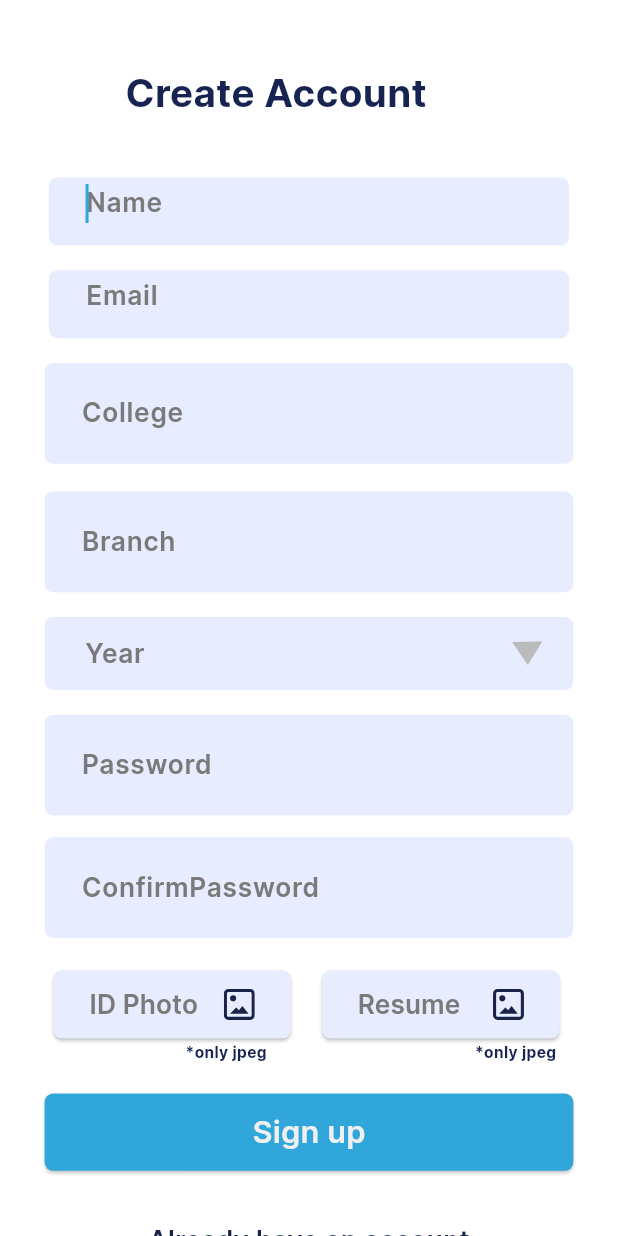
After one commit to sandeshshinde30/EduConsult, a Flutter app: the RegistrationScreenConsultantScreen screen opened by its route, on a phone screen of 412 x 824 dp. The commit adds this screen. Run offline on Flutter 3.47's test engine with Material 3 defaults, Android fonts, the phone set to English and light mode, and no system bars; our stand-ins replace cached_network_image, flutter_svg, shared_preferences; accounts and stored records are empty; network calls fail.

Commit message:
Consultant Registration feature added

```diff
--- a/EduConsult/lib/core/utils/image_constant.dart
+++ b/EduConsult/lib/core/utils/image_constant.dart
@@ -65,4 +65,8 @@ class ImageConstant {
 
   static String imgNavRequests = '$imagePath/img_nav_requests.svg';
 
+  static String imgRefresh = '$imagePath/img_refresh.svg';
+
+  static String imgUserBlueGray900 = '$imagePath/img_user_blue_gray_900.svg';
+
 }
--- a/EduConsult/lib/main.dart
+++ b/EduConsult/lib/main.dart
@@ -10,7 +10,6 @@ void main() {
     DeviceOrientation.portraitUp,
   ]);
 
-  ///Please update theme as per your need if required.
   ThemeHelper().changeTheme('primary');
   runApp(MyApp());
 }
--- a/EduConsult/lib/presentation/home_screen_consultee_screen/home_screen_consultee_screen.dart
+++ b/EduConsult/lib/presentation/home_screen_consultee_screen/home_screen_consultee_screen.dart
@@ -16,7 +16,7 @@ class _HomeScreenConsulteeScreenState extends State<HomeScreenConsulteeScreen> {
   GlobalKey<NavigatorState> navigatorKey = GlobalKey();
 
   late SharedPreferences prefCheckLogin;
-  var name = "";
+  var name;
 
   @override
   void initState() {
@@ -26,7 +26,9 @@ class _HomeScreenConsulteeScreenState extends State<HomeScreenConsulteeScreen> {
 
   Future<void> initializePreferences() async {
     prefCheckLogin  = await SharedPreferences.getInstance();
-    name = prefCheckLogin.getString("name")!;
+    setState(() {
+      name = prefCheckLogin.getString("name")!;
+    });
   }
 
   @override
--- /dev/null
+++ b/EduConsult/lib/presentation/registration_screen_consultant_screen/registration_screen_consultant_screen.dart
@@ -0,0 +1,317 @@
+import 'package:educonsult/widgets/custom_text_form_field.dart';
+import 'package:educonsult/widgets/custom_elevated_button.dart';
+import 'package:flutter/material.dart';
+import 'package:educonsult/core/app_export.dart';
+
+class RegistrationScreenConsultantScreen extends StatelessWidget {
+  RegistrationScreenConsultantScreen({Key? key})
+      : super(
+          key: key,
+        );
+
+  TextEditingController nameController = TextEditingController();
+
+  TextEditingController emailController = TextEditingController();
+
+  TextEditingController collegeController = TextEditingController();
+
+  TextEditingController branchController = TextEditingController();
+
+  TextEditingController refreshController = TextEditingController();
+
+  TextEditingController passwordController = TextEditingController();
+
+  TextEditingController confirmpasswordController = TextEditingController();
+
+  GlobalKey<FormState> _formKey = GlobalKey<FormState>();
+
+  @override
+  Widget build(BuildContext context) {
+    return SafeArea(
+      child: Scaffold(
+        resizeToAvoidBottomInset: false,
+        body: SizedBox(
+          width: SizeUtils.width,
+          child: SingleChildScrollView(
+            padding: EdgeInsets.only(
+              bottom: MediaQuery.of(context).viewInsets.bottom,
+            ),
+            child: Form(
+              key: _formKey,
+              child: Container(
+                width: double.maxFinite,
+                padding: EdgeInsets.symmetric(
+                  horizontal: 26.h,
+                  vertical: 42.v,
+                ),
+                child: Column(
+                  children: [
+                    Align(
+                      alignment: Alignment.centerLeft,
+                      child: Padding(
+                        padding: EdgeInsets.only(left: 47.h),
+                        child: Text(
+                          "Create Account",
+                          style: theme.textTheme.headlineSmall,
+                        ),
+                      ),
+                    ),
+                    SizedBox(height: 37.v),
+                    _buildTwentyThree(context),
+                    SizedBox(height: 16.v),
+                    _buildTwentyTwo(context),
+                    SizedBox(height: 16.v),
+                    _buildCollege(context),
+                    SizedBox(height: 18.v),
+                    _buildBranch(context),
+                    SizedBox(height: 16.v),
+                    _buildRefresh(context),
+                    SizedBox(height: 16.v),
+                    _buildPassword(context),
+                    SizedBox(height: 14.v),
+                    _buildConfirmpassword(context),
+                    SizedBox(height: 21.v),
+                    _buildTwentyFour(context),
+                    SizedBox(height: 2.v),
+                    Align(
+                      alignment: Alignment.centerRight,
+                      child: Padding(
+                        padding: EdgeInsets.only(
+                          left: 82.h,
+                          right: 10.h,
+                        ),
+                        child: Row(
+                          mainAxisAlignment: MainAxisAlignment.spaceBetween,
+                          children: [
+                            Text(
+                              "*only jpeg",
+                              style: theme.textTheme.labelMedium,
+                            ),
+                            Text(
+                              "*only jpeg",
+                              style: theme.textTheme.labelMedium,
+                            ),
+                          ],
+                        ),
+                      ),
+                    ),
+                    SizedBox(height: 19.v),
+                    _buildSignUp(context),
+                    SizedBox(height: 33.v),
+                    Text(
+                      "Already have an account",
+                      style: CustomTextStyles.titleMediumOnPrimary,
+                    ),
+                    SizedBox(height: 5.v),
+                  ],
+                ),
+              ),
+            ),
+          ),
+        ),
+      ),
+    );
+  }
+
+  /// Section Widget
+  Widget _buildName(BuildContext context) {
+    return CustomTextFormField(
+      width: 303.h,
+      controller: nameController,
+      hintText: "Name",
+      alignment: Alignment.center,
+    );
+  }
+
+  /// Section Widget
+  Widget _buildTwentyThree(BuildContext context) {
+    return SizedBox(
+      height: 44.v,
+      width: 303.h,
+      child: Stack(
+        alignment: Alignment.center,
+        children: [
+          Align(
+            alignment: Alignment.bottomLeft,
+            child: Padding(
+              padding: EdgeInsets.only(
+                left: 28.h,
+                bottom: 4.v,
+              ),
+              child: Text(
+                "Email",
+                style: theme.textTheme.titleMedium,
+              ),
+            ),
+          ),
+          _buildName(context),
+        ],
+      ),
+    );
+  }
+
+  /// Section Widget
+  Widget _buildEmail(BuildContext context) {
+    return CustomTextFormField(
+      width: 303.h,
+      controller: emailController,
+      hintText: "Email",
+      textInputType: TextInputType.emailAddress,
+      alignment: Alignment.center,
+    );
+  }
+
+  /// Section Widget
+  Widget _buildTwentyTwo(BuildContext context) {
+    return SizedBox(
+      height: 44.v,
+      width: 303.h,
+      child: Stack(
+        alignment: Alignment.center,
+        children: [
+          Align(
+            alignment: Alignment.bottomLeft,
+            child: Padding(
+              padding: EdgeInsets.only(
+                left: 28.h,
+                bottom: 4.v,
+              ),
+              child: Text(
+                "Email",
+                style: theme.textTheme.titleMedium,
+              ),
+            ),
+          ),
+          _buildEmail(context),
+        ],
+      ),
+    );
+  }
+
+  /// Section Widget
+  Widget _buildCollege(BuildContext context) {
+    return CustomTextFormField(
+      controller: collegeController,
+      hintText: "College",
+    );
+  }
+
+  /// Section Widget
+  Widget _buildBranch(BuildContext context) {
+    return CustomTextFormField(
+      controller: branchController,
+      hintText: "Branch",
+    );
+  }
+
+  /// Section Widget
+  Widget _buildRefresh(BuildContext context) {
+    return CustomTextFormField(
+      controller: refreshController,
+      hintText: "Year",
+      suffix: Container(
+        margin: EdgeInsets.fromLTRB(30.h, 12.v, 18.h, 12.v),
+        child: CustomImageView(
+          imagePath: ImageConstant.imgRefresh,
+          height: 16.v,
+        ),
+      ),
+      suffixConstraints: BoxConstraints(
+        maxHeight: 44.v,
+      ),
+      contentPadding: EdgeInsets.only(
+        left: 20.h,
+        top: 11.v,
+        bottom: 11.v,
+      ),
+    );
+  }
+
+  /// Section Widget
+  Widget _buildPassword(BuildContext context) {
+    return CustomTextFormField(
+      controller: passwordController,
+      hintText: "Password",
+      textInputType: TextInputType.visiblePassword,
+      obscureText: true,
+    );
+  }
+
+  /// Section Widget
+  Widget _buildConfirmpassword(BuildContext context) {
+    return CustomTextFormField(
+      controller: confirmpasswordController,
+      hintText: "ConfirmPassword",
+      textInputAction: TextInputAction.done,
+      textInputType: TextInputType.visiblePassword,
+      obscureText: true,
+    );
+  }
+
+  /// Section Widget
+  Widget _buildIDPhoto(BuildContext context) {
+    return Expanded(
+      child: CustomElevatedButton(
+        height: 44.v,
+        text: "ID Photo",
+        margin: EdgeInsets.only(right: 9.h),
+        rightIcon: Container(
+          margin: EdgeInsets.only(left: 15.h),
+          child: CustomImageView(
+            imagePath: ImageConstant.imgUserBlueGray900,
+            height: 20.adaptSize,
+            width: 20.adaptSize,
+          ),
+        ),
+        buttonStyle: CustomButtonStyles.fillBlue,
+        buttonTextStyle: theme.textTheme.titleMedium!,
+      ),
+    );
+  }
+
+  /// Section Widget
+  Widget _buildResume(BuildContext context) {
+    return Expanded(
+      child: CustomElevatedButton(
+        height: 44.v,
+        text: "Resume",
+        margin: EdgeInsets.only(left: 9.h),
+        rightIcon: Container(
+          margin: EdgeInsets.only(left: 19.h),
+          child: CustomImageView(
+            imagePath: ImageConstant.imgUserBlueGray900,
+            height: 20.adaptSize,
+            width: 20.adaptSize,
+          ),
+        ),
+        buttonStyle: CustomButtonStyles.fillBlue,
+        buttonTextStyle: theme.textTheme.titleMedium!,
+      ),
+    );
+  }
+
+  /// Section Widget
+  Widget _buildTwentyFour(BuildContext context) {
+    return Padding(
+      padding: EdgeInsets.only(
+        left: 5.h,
+        right: 8.h,
+      ),
+      child: Row(
+        mainAxisAlignment: MainAxisAlignment.center,
+        children: [
+          _buildIDPhoto(context),
+          _buildResume(context),
+        ],
+      ),
+    );
+  }
+
+  /// Section Widget
+  Widget _buildSignUp(BuildContext context) {
+    return CustomElevatedButton(
+      height: 50.v,
+      text: "Sign up",
+    );
+  }
+}
--- a/EduConsult/lib/routes/app_routes.dart
+++ b/EduConsult/lib/routes/app_routes.dart
@@ -10,7 +10,10 @@ import '../presentation/consultee_chat_list_container_screen/consultee_chat_list
 import '../presentation/consultee_profile_container_screen/consultee_profile_container_screen.dart';
 import '../presentation/home_screen_consultant_screen/home_screen_consultant_screen.dart';
 import '../presentation/home_screen_consultee_screen/home_screen_consultee_screen.dart';
+import '../presentation/i_am_screen/i_am_screen.dart';
 import '../presentation/notification_screen/notification_screen.dart';
+import '../presentation/registration_screen_consultant_screen/registration_screen_consultant_screen.dart';
+import '../presentation/registration_screen_consultee_screen/registration_screen_consultee_screen.dart';
 import '../presentation/request_list_screen/request_list_screen.dart';
 import '../presentation/request_list_screen/request_loder.dart';
 import '../presentation/splash_screen/splash_screen.dart';
@@ -70,6 +73,14 @@ class AppRoutes {
   static const String college_list_loader =
       '/college_list_loader';
 
+  static const String iAmScreen = '//';
+
+  static const String registrationScreenConsulteeScreen =
+      '/registration_screen_consultee_screen';
+
+  static const String registrationScreenConsultantScreen =
+      '/registration_screen_consultant_screen';
+
   static Map<String, WidgetBuilder> routes = {
     splashScreen: (context) => SplashScreen(),
     loginRegisterScreen: (context) => LoginRegisterScreen(),
@@ -92,5 +103,8 @@ class AppRoutes {
     homeScreenConsultantScreen: (context) => HomeScreenConsultantScreen(),
     request_loader : (context) => RequestLoader(),
     college_list_loader : (context) => College_list_loader(),
+    iAmScreen: (context) => IAmScreen(),
+    registrationScreenConsulteeScreen: (context) => RegistrationScreenConsulteeScreen(),
+    registrationScreenConsultantScreen: (context) => RegistrationScreenConsultantScreen(),
   };
 }
--- a/EduConsult/lib/theme/custom_button_style.dart
+++ b/EduConsult/lib/theme/custom_button_style.dart
@@ -90,5 +90,18 @@ class CustomButtonStyles {
       borderRadius: BorderRadius.circular(5.h),
     ),
   );
+  static ButtonStyle get fillBlue => ElevatedButton.styleFrom(
+    backgroundColor: appTheme.blue50,
+    shape: RoundedRectangleBorder(
+      borderRadius: BorderRadius.circular(5.h),
+    ),
+  );
+
+  static ButtonStyle get fillPrimaryContainer => ElevatedButton.styleFrom(
+    backgroundColor: theme.colorScheme.primaryContainer.withOpacity(1),
+    shape: RoundedRectangleBorder(
+      borderRadius: BorderRadius.circular(10.h),
+    ),
+  );
 
 }
```
Also changed, not shown: EduConsult/lib/presentation/college_consultant_list_screen/widgets/collegeconsultantlist_item_widget.dart (+49 -2 lines), EduConsult/lib/presentation/consultee_profile_page/consultee_profile_page.dart (+25 -1 lines), EduConsult/lib/presentation/i_am_screen/i_am_screen.dart (added, +46 -0 lines), EduConsult/lib/presentation/registration_screen_consultee_screen/registration_screen_consultee_screen.dart (added, +268 -0 lines), EduConsult/assets/images/img_refresh.svg (added), EduConsult/assets/images/img_user_blue_gray_900.svg (added), 1 other file.
